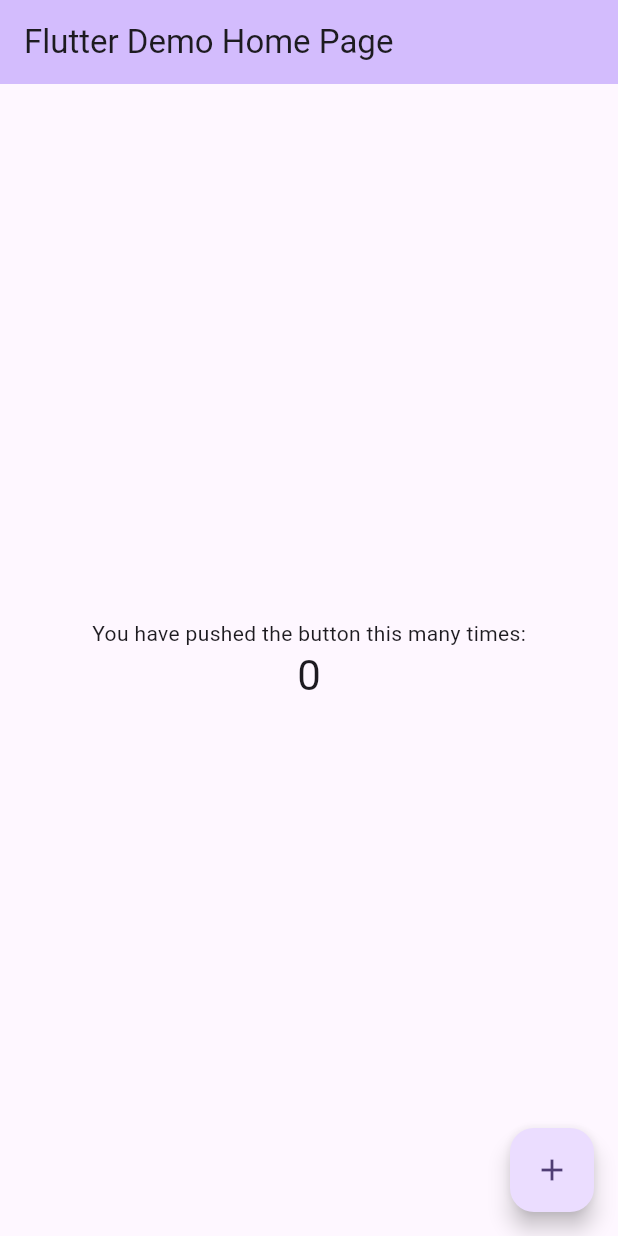
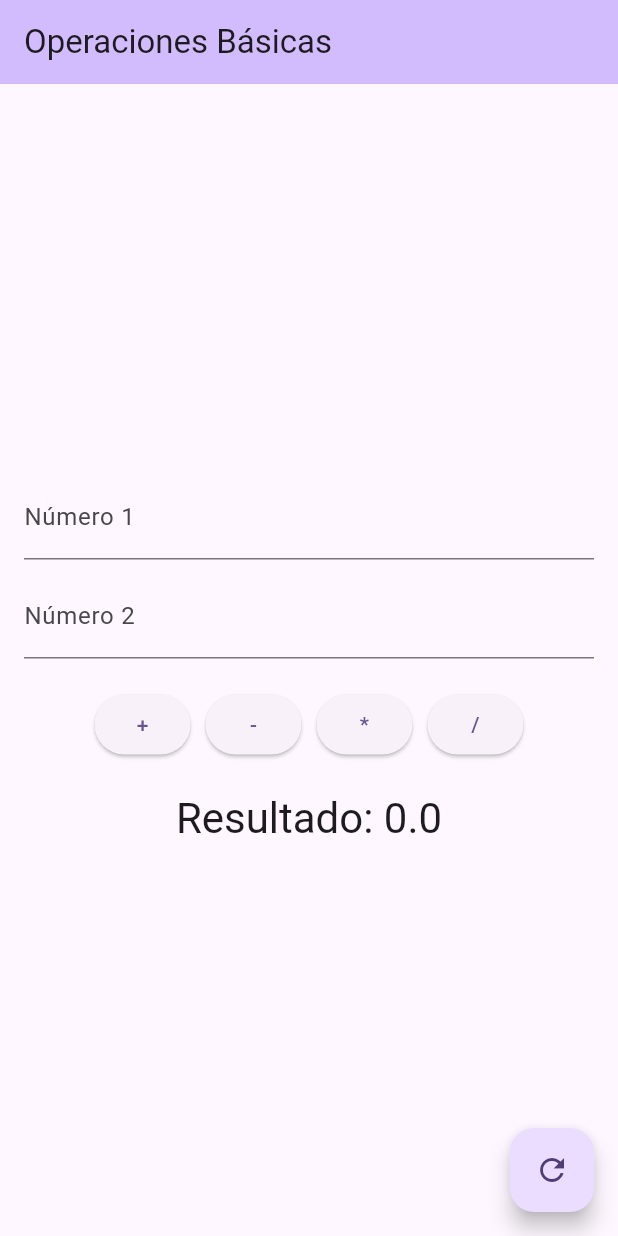
Before and after one commit to tw1ttt3r/operaciones_basicas, a Flutter app: the screen it shows after launch, on a phone screen of 412 x 824 dp. Run offline on Flutter 3.47's test engine with Material 3 defaults, Android fonts, the light colour scheme and no system bars.

Commit message:
se genera aplicación de acuerdo a la descripción

```diff
--- a/lib/main.dart
+++ b/lib/main.dart
@@ -10,12 +10,12 @@ class MyApp extends StatelessWidget {
   @override
   Widget build(BuildContext context) {
     return MaterialApp(
-      title: 'Flutter Demo',
+      title: 'Operaciones Básicas',
       theme: ThemeData(
         colorScheme: ColorScheme.fromSeed(seedColor: Colors.deepPurple),
         useMaterial3: true,
       ),
-      home: const MyHomePage(title: 'Flutter Demo Home Page'),
+      home: const MyHomePage(title: 'Operaciones Básicas'),
     );
   }
 }
@@ -30,11 +30,37 @@ class MyHomePage extends StatefulWidget {
 }
 
 class _MyHomePageState extends State<MyHomePage> {
-  int _counter = 0;
+  final TextEditingController _controller1 = TextEditingController();
+  final TextEditingController _controller2 = TextEditingController();
+  double _resultado = 0.0;
 
-  void _incrementCounter() {
+  void _realizarOperacion(String operacion) {
+    double num1 = double.tryParse(_controller1.text) ?? 0.0;
+    double num2 = double.tryParse(_controller2.text) ?? 0.0;
+
     setState(() {
-      _counter++;
+      switch (operacion) {
+        case '+':
+          _resultado = num1 + num2;
+          break;
+        case '-':
+          _resultado = num1 - num2;
+          break;
+        case '*':
+          _resultado = num1 * num2;
+          break;
+        case '/':
+          _resultado = num2 != 0 ? num1 / num2 : double.nan;
+          break;
+      }
+    });
+  }
+
+  void _reiniciar() {
+    setState(() {
+      _controller1.clear();
+      _controller2.clear();
+      _resultado = 0.0;
     });
   }
 
@@ -45,24 +71,56 @@ class _MyHomePageState extends State<MyHomePage> {
         backgroundColor: Theme.of(context).colorScheme.inversePrimary,
         title: Text(widget.title),
       ),
-      body: Center(
+      body: Padding(
+        padding: const EdgeInsets.all(16.0),
         child: Column(
           mainAxisAlignment: MainAxisAlignment.center,
-          children: <Widget>[
-            const Text(
-              'You have pushed the button this many times:',
+          children: [
+            TextField(
+              controller: _controller1,
+              keyboardType: TextInputType.number,
+              decoration: const InputDecoration(labelText: 'Número 1'),
             ),
+            const SizedBox(height: 10),
+            TextField(
+              controller: _controller2,
+              keyboardType: TextInputType.number,
+              decoration: const InputDecoration(labelText: 'Número 2'),
+            ),
+            const SizedBox(height: 20),
+            Wrap(
+              spacing: 10,
+              children: [
+                ElevatedButton(
+                  onPressed: () => _realizarOperacion('+'),
+                  child: const Text('+'),
+                ),
+                ElevatedButton(
+                  onPressed: () => _realizarOperacion('-'),
+                  child: const Text('-'),
+                ),
+                ElevatedButton(
+                  onPressed: () => _realizarOperacion('*'),
+                  child: const Text('*'),
+                ),
+                ElevatedButton(
+                  onPressed: () => _realizarOperacion('/'),
+                  child: const Text('/'),
+                ),
+              ],
+            ),
+            const SizedBox(height: 20),
             Text(
-              '$_counter',
+              'Resultado: $_resultado',
               style: Theme.of(context).textTheme.headlineMedium,
             ),
           ],
         ),
       ),
       floatingActionButton: FloatingActionButton(
-        onPressed: _incrementCounter,
-        tooltip: 'Increment',
-        child: const Icon(Icons.add),
+        onPressed: _reiniciar,
+        tooltip: 'Reiniciar',
+        child: const Icon(Icons.refresh),
       ),
     );
   }
```
